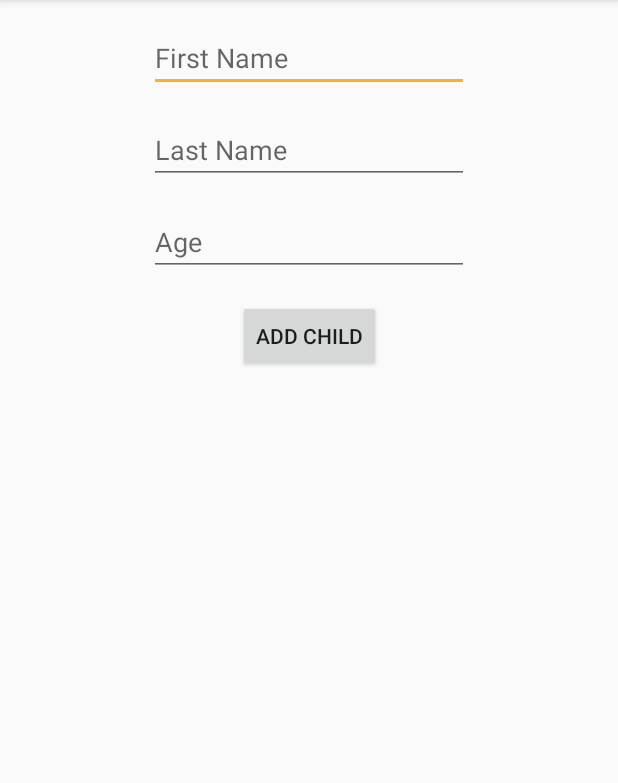
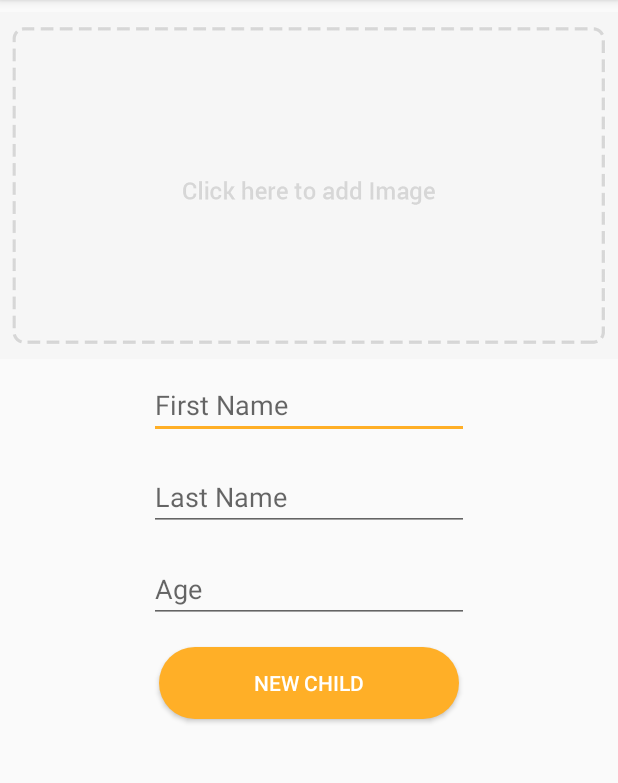
Before and after one commit to ApocalyVec/UITest3, an Android app: the AddChildActivity screen opened directly, with no data from a screen before it, on a phone screen of 412 x 824 dp, the part 84-867 px from its top. Run offline under Robolectric (Android 15) with nearby library versions, the phone set to English and light mode, and no system bars; our stand-ins replace Firebase (no records; nobody signed in at launch, a user with empty details on screens opened directly).

Commit message:
implemented upload child image

```diff
--- a/app/build.gradle
+++ b/app/build.gradle
@@ -24,6 +24,7 @@ dependencies {
     implementation 'com.android.support:appcompat-v7:28.0.0'
     implementation 'com.android.support:design:28.0.0'
     implementation 'com.android.support.constraint:constraint-layout:1.1.3'
+    implementation 'com.android.support:recyclerview-v7:28.0.0'
     implementation 'com.android.support:cardview-v7:28.0.0'
     testImplementation 'junit:junit:4.12'
     androidTestImplementation 'com.android.support.test:runner:1.0.2'
@@ -33,5 +34,9 @@ dependencies {
     implementation 'com.google.firebase:firebase-core:16.0.4'
     implementation 'com.google.firebase:firebase-auth:16.0.4'
     implementation 'com.android.support:mediarouter-v7:28.0.0'
+    implementation 'com.google.firebase:firebase-storage:16.0.4'
+    implementation 'com.firebaseui:firebase-ui-database:4.2.1'
+
+//    api 'com.theartofdev.edmodo:android-image-cropper:2.8.+'
     //implementation 'com.google.firebase:firebase-database:16.0.1:15.0.0'
 }
--- a/app/src/main/AndroidManifest.xml
+++ b/app/src/main/AndroidManifest.xml
@@ -2,6 +2,8 @@
 <manifest xmlns:android="http://schemas.android.com/apk/res/android"
     package="com.apocalyvec.sleepandsound">
     <uses-permission android:name="android.permission.INTERNET" />
+    <!--<uses-permission android:name="android.permission.READ_EXTERNAL_STORAGE"/>-->
+    <!--<uses-permission android:name="android.permission.WRITE_EXTERNAL_STORAGE"/>-->
     <application
         android:allowBackup="true"
         android:icon="@mipmap/ic_launcher"
@@ -9,6 +11,7 @@
         android:roundIcon="@mipmap/ic_launcher_round"
         android:supportsRtl="true"
         android:theme="@style/AppTheme">
+
         <activity android:name=".AccountActivity.LoginActivity">
 
             <intent-filter>
--- a/app/src/main/res/layout/activity_add_child.xml
+++ b/app/src/main/res/layout/activity_add_child.xml
@@ -6,19 +6,34 @@
     android:layout_height="match_parent"
     tools:context="com.apocalyvec.sleepandsound.AddChildActivity">
 
+    <ImageView
+        android:id="@+id/imageSelect"
+        android:layout_width="wrap_content"
+        android:layout_height="wrap_content"
+        android:layout_marginStart="8dp"
+        android:layout_marginTop="8dp"
+        android:layout_marginEnd="8dp"
+        android:adjustViewBounds="true"
+        android:background="#00ffffff"
+        android:scaleType="centerCrop"
+        app:layout_constraintEnd_toEndOf="parent"
+        app:layout_constraintStart_toStartOf="parent"
+        app:layout_constraintTop_toTopOf="parent"
+        app:srcCompat="@mipmap/add_btn" />
+
     <EditText
         android:id="@+id/ChildFirstName"
         android:layout_width="wrap_content"
         android:layout_height="wrap_content"
         android:layout_marginStart="8dp"
-        android:layout_marginTop="16dp"
+        android:layout_marginTop="8dp"
         android:layout_marginEnd="8dp"
         android:ems="10"
         android:hint="First Name"
         android:inputType="textPersonName"
         app:layout_constraintEnd_toEndOf="parent"
         app:layout_constraintStart_toStartOf="parent"
-        app:layout_constraintTop_toTopOf="parent" />
+        app:layout_constraintTop_toBottomOf="@+id/imageSelect" />
 
     <EditText
         android:id="@+id/ChildLastName"
@@ -50,13 +65,15 @@
 
     <Button
         android:id="@+id/AddChild"
-        android:layout_width="wrap_content"
+        android:layout_width="200dp"
         android:layout_height="wrap_content"
         android:layout_marginStart="8dp"
         android:layout_marginTop="16dp"
         android:layout_marginEnd="8dp"
         android:onClick="onAddClicked"
-        android:text="Add Child"
+        android:text="New Child"
+        android:background="@drawable/button_style"
+        android:textColor="#ffffff"
         app:layout_constraintEnd_toEndOf="parent"
         app:layout_constraintStart_toStartOf="parent"
         app:layout_constraintTop_toBottomOf="@+id/ChildAge" />
```
Also changed, not shown: app/src/main/java/com/apocalyvec/sleepandsound/AddChildActivity.java (+118 -15 lines), app/src/main/java/com/apocalyvec/sleepandsound/MainActivity.java (+19 -8 lines), app/src/main/res/layout/activity_main.xml (+0 -11 lines), app/src/main/res/menu/main_menu.xml (added, +14 -0 lines), app/src/main/res/mipmap/add_btn.png (added).
